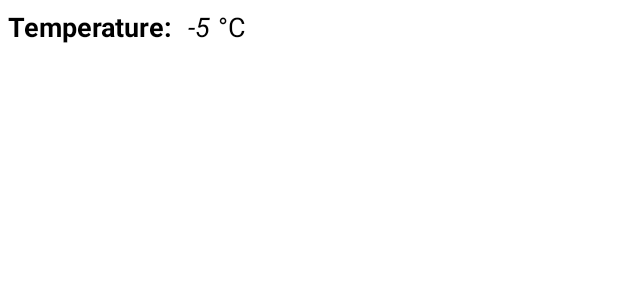
After one commit to DimaMykhnevych/StoreAndDeliver.Mobile, an Android app: the layout cargo_snapshots_row.xml on its own in the app's theme, with its tools: preview values and no code run, on a phone screen of 412 x 824 dp. The commit adds this screen. Shown: the top 300 px of the screen. Run offline under Robolectric (Android 15) with nearby library versions, the phone set to English and light mode, and no system bars.

Commit message:
Add displaying of cargo snapshots for user

```diff
--- /dev/null
+++ b/app/src/main/java/com/example/storeanddeliver/models/AverageCargoSnapshots.kt
@@ -0,0 +1,6 @@
+package com.example.storeanddeliver.models
+
+data class AverageCargoSnapshots(
+    var settingName: String?,
+    var averageValue: Double?
+)
--- /dev/null
+++ b/app/src/main/res/layout/cargo_snapshots_row.xml
@@ -0,0 +1,44 @@
+<?xml version="1.0" encoding="utf-8"?>
+<androidx.constraintlayout.widget.ConstraintLayout xmlns:android="http://schemas.android.com/apk/res/android"
+    android:layout_width="match_parent"
+    android:layout_height="wrap_content"
+    xmlns:app="http://schemas.android.com/apk/res-auto"
+    xmlns:tools="http://schemas.android.com/tools">
+
+    <TextView
+        android:id="@+id/cargo_snapshots_header"
+        android:layout_width="wrap_content"
+        android:layout_height="wrap_content"
+        android:layout_margin="5dp"
+        android:textColor="#000"
+        android:textSize="18sp"
+        android:textStyle="bold"
+        app:layout_constraintLeft_toLeftOf="parent"
+        app:layout_constraintTop_toTopOf="parent"
+        tools:text="Temperature: " />
+
+    <TextView
+        android:id="@+id/snapshot_value"
+        android:layout_width="wrap_content"
+        android:layout_height="wrap_content"
+        android:layout_margin="5dp"
+        android:textColor="#000"
+        android:textSize="18sp"
+        app:layout_constraintLeft_toRightOf="@id/cargo_snapshots_header"
+        app:layout_constraintTop_toTopOf="parent"
+        tools:text="-5"
+        android:textStyle="italic"/>
+
+    <TextView
+        android:id="@+id/snapshot_unit"
+        android:layout_width="wrap_content"
+        android:layout_height="wrap_content"
+        android:layout_margin="5dp"
+        android:textColor="#000"
+        android:textSize="18sp"
+        app:layout_constraintLeft_toRightOf="@id/snapshot_value"
+        app:layout_constraintTop_toTopOf="parent"
+        tools:text="°C" />
+
+
+</androidx.constraintlayout.widget.ConstraintLayout>
```
Also changed, not shown: app/src/main/java/com/example/storeanddeliver/listAdapters/CargoSnapshotsAdapter.kt (added, +82 -0 lines), app/src/main/java/com/example/storeanddeliver/listAdapters/IndicatorsAdapter.kt (+33 -0 lines), app/src/main/res/layout/cargo_indicators_row.xml (+8 -0 lines).
